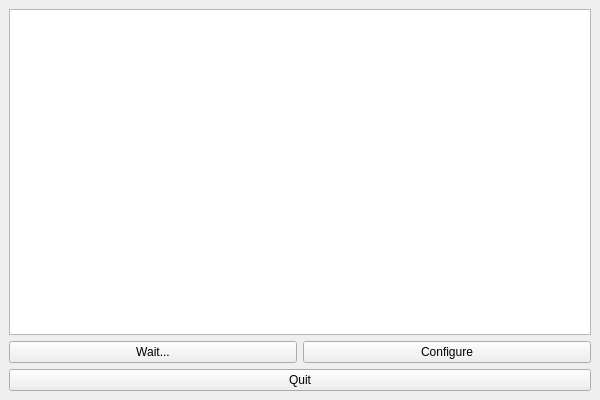
First picture: the form in main-window.ui, repository electromuis/padmiss-client, before the edit.
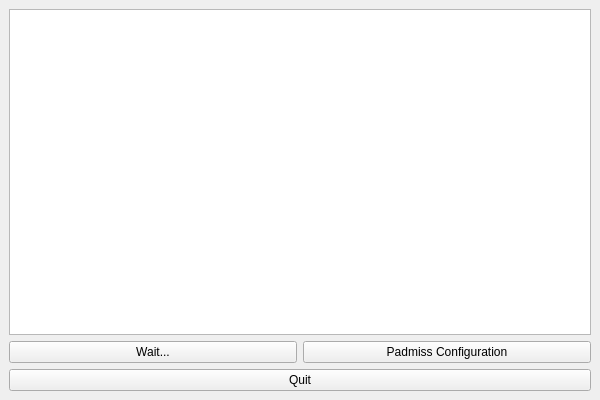
Second picture: the form after the edit.

Patch:
```diff
--- a/main-window.ui
+++ b/main-window.ui
@@ -34,7 +34,7 @@
       <item>
        <widget class="QPushButton" name="configureButton">
         <property name="text">
-         <string>Configure</string>
+         <string>Padmiss Configuration</string>
         </property>
         <property name="disabled" stdset="0">
          <bool>true</bool>
```
